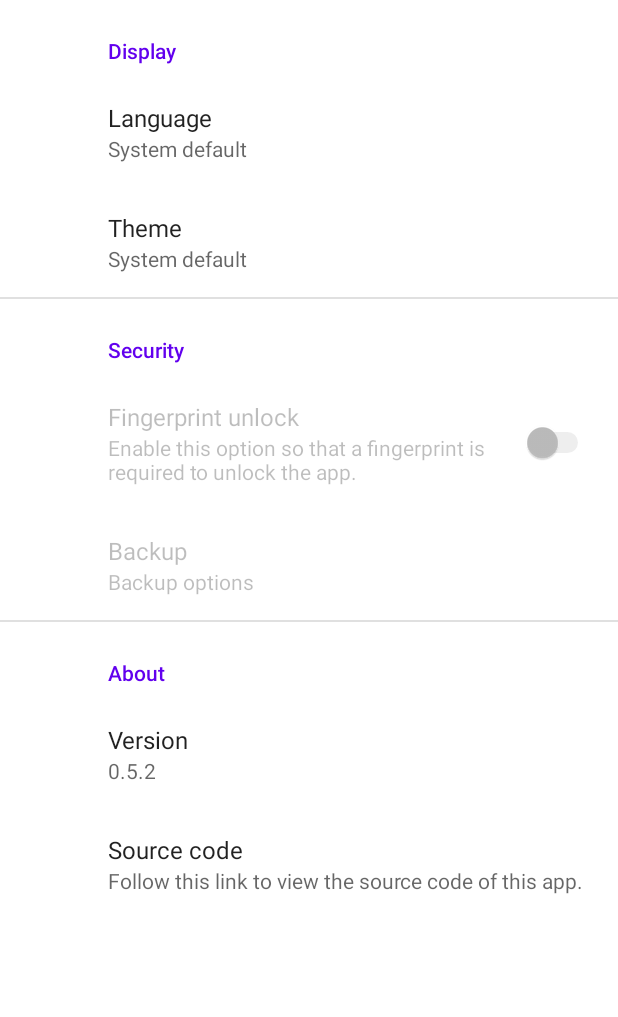
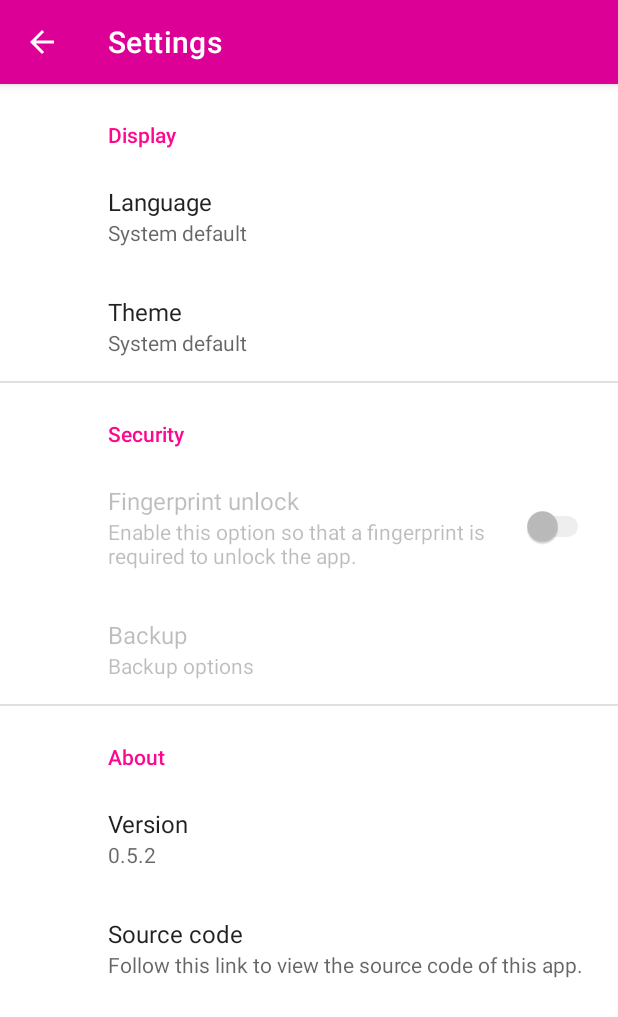
Before and after one commit to orange-elephant/Sobriety, an Android app: the PreferenceFragment screen opened directly, with no data from a screen before it, on a phone screen of 412 x 824 dp. Shown: the top 1017 px of the screen. Run offline under Robolectric (Android 15) with nearby library versions, the phone set to English and light mode, and no system bars; our stand-ins replace androidx.preference.

Commit message:
Theme tweaks

```diff
--- a/app/src/main/java/com/orangeelephant/sobriety/ui/SettingsActivity.java
+++ b/app/src/main/java/com/orangeelephant/sobriety/ui/SettingsActivity.java
@@ -20,5 +20,12 @@ public class SettingsActivity extends SobrietyActivity {
                     .replace(R.id.settings, new PreferenceFragment())
                     .commit();
         }
+
+        setSupportActionBar(findViewById(R.id.toolbar));
+        if (getSupportActionBar() != null) {
+            getSupportActionBar().setDisplayHomeAsUpEnabled(true);
+            getSupportActionBar().setDisplayShowHomeEnabled(true);
+            getSupportActionBar().setTitle(R.string.settings);
+        }
     }
 }
--- a/app/src/main/java/com/orangeelephant/sobriety/ui/fragments/preferences/PreferenceFragment.java
+++ b/app/src/main/java/com/orangeelephant/sobriety/ui/fragments/preferences/PreferenceFragment.java
@@ -24,6 +24,12 @@ public class PreferenceFragment extends PreferenceFragmentCompat {
             LogEvent.i(TAG, String.format("Language changed: %s", newValue));
             return true;
         }));
+
+        Preference themePref = requirePreference("theme_toggleable");
+        themePref.setOnPreferenceChangeListener(((preference, newValue) -> {
+            requireActivity().recreate();
+            return true;
+        }));
     }
 
     private @NonNull Preference requirePreference(String key) {
--- a/app/src/main/res/layout/settings_activity.xml
+++ b/app/src/main/res/layout/settings_activity.xml
@@ -1,6 +1,19 @@
 <LinearLayout xmlns:android="http://schemas.android.com/apk/res/android"
     android:layout_width="match_parent"
-    android:layout_height="match_parent">
+    android:layout_height="match_parent"
+    android:orientation="vertical">
+
+    <com.google.android.material.appbar.AppBarLayout
+        android:layout_width="match_parent"
+        android:layout_height="wrap_content"
+        android:theme="@style/ThemeOverlay.Sobriety.AppBar">
+
+        <androidx.appcompat.widget.Toolbar
+            android:id="@+id/toolbar"
+            android:layout_width="match_parent"
+            android:layout_height="?attr/actionBarSize" />
+
+    </com.google.android.material.appbar.AppBarLayout>
 
     <FrameLayout
         android:id="@+id/settings"
--- a/app/src/main/res/values/colors.xml
+++ b/app/src/main/res/values/colors.xml
@@ -1,14 +1,12 @@
 <?xml version="1.0" encoding="utf-8"?>
 <resources>
-    <color name="purple_200">#FFBB86FC</color>
-    <color name="purple_500">#FF6200EE</color>
-    <color name="purple_700">#FF3700B3</color>
+    <color name="color_primary">#dd0097</color>
+    <color name="color_primary_variant">#fc3cbf</color>
+    <color name="colour_secondary">#fc078e</color>
+    <color name="colour_secondary_variant">#f4359e</color>
 
-    <color name="pink_100">#F8BBD0</color>
-    <color name="pink_200">#F48FB1</color>
-    <color name="pink_300">#FFF06292</color>
-    <color name="pink_500">#E91E63</color>
-    <color name="pink_700">#C2185B</color>
+    <color name="colour_text_primary">@color/white</color>
+    <color name="colour_text_secondary"></color>
 
     <color name="black">#000000</color>
     <color name="white">#FFFFFF</color>
--- a/app/src/main/res/values/styles.xml
+++ b/app/src/main/res/values/styles.xml
@@ -2,30 +2,34 @@
 <resources>
     <style name="Theme.Sobriety.Light" parent="Theme.MaterialComponents.Light.NoActionBar">
         <!-- Primary brand color. -->
-        <item name="colorPrimary">@color/pink_200</item>
-        <item name="colorPrimaryVariant">@color/pink_200</item>
+        <item name="colorPrimary">@color/color_primary</item>
+        <item name="colorPrimaryVariant">@color/color_primary_variant</item>
         <item name="colorOnPrimary">@color/white</item>
         <!-- Secondary brand color. -->
-        <item name="colorSecondary">@color/purple_500</item>
-        <item name="colorSecondaryVariant">@color/purple_700</item>
+        <item name="colorSecondary">@color/colour_secondary</item>
+        <item name="colorSecondaryVariant">@color/colour_secondary_variant</item>
         <item name="colorOnSecondary">@color/black</item>
         <!-- Status bar color. -->
-        <item name="android:statusBarColor">?attr/colorPrimaryVariant</item>
+        <item name="android:statusBarColor">?attr/colorPrimary</item>
         <!-- Customize your theme here. -->
     </style>
 
     <style name="Theme.Sobriety.Dark" parent="Theme.MaterialComponents.NoActionBar">
         <!-- Primary brand color. -->
-        <item name="colorPrimary">@color/pink_500</item>
-        <item name="colorPrimaryVariant">@color/pink_700</item>
+        <item name="colorPrimary">@color/color_primary</item>
+        <item name="colorPrimaryVariant">@color/color_primary_variant</item>
         <item name="colorOnPrimary">@color/black</item>
         <!-- Secondary brand color. -->
-        <item name="colorSecondary">@color/purple_500</item>
-        <item name="colorSecondaryVariant">@color/purple_200</item>
+        <item name="colorSecondary">@color/colour_secondary</item>
+        <item name="colorSecondaryVariant">@color/colour_secondary_variant</item>
         <item name="colorOnSecondary">@color/black</item>
         <!-- Status bar color. -->
-        <item name="android:statusBarColor">?attr/colorPrimaryVariant</item>
+        <item name="android:statusBarColor">?attr/colorPrimary</item>
         <!-- Customize your theme here. -->
         <item name="android:background">@color/black</item>
     </style>
+
+    <style name="ThemeOverlay.Sobriety.AppBar" parent="ThemeOverlay.MaterialComponents.Dark.ActionBar">
+        <item name="android:background">@color/color_primary</item>
+    </style>
 </resources>
```
Also changed, not shown: app/src/main/res/drawable/add_counter_button.xml (deleted, +0 -17 lines), app/src/main/res/layout/activity_home_screen.xml (+7 -2 lines).
